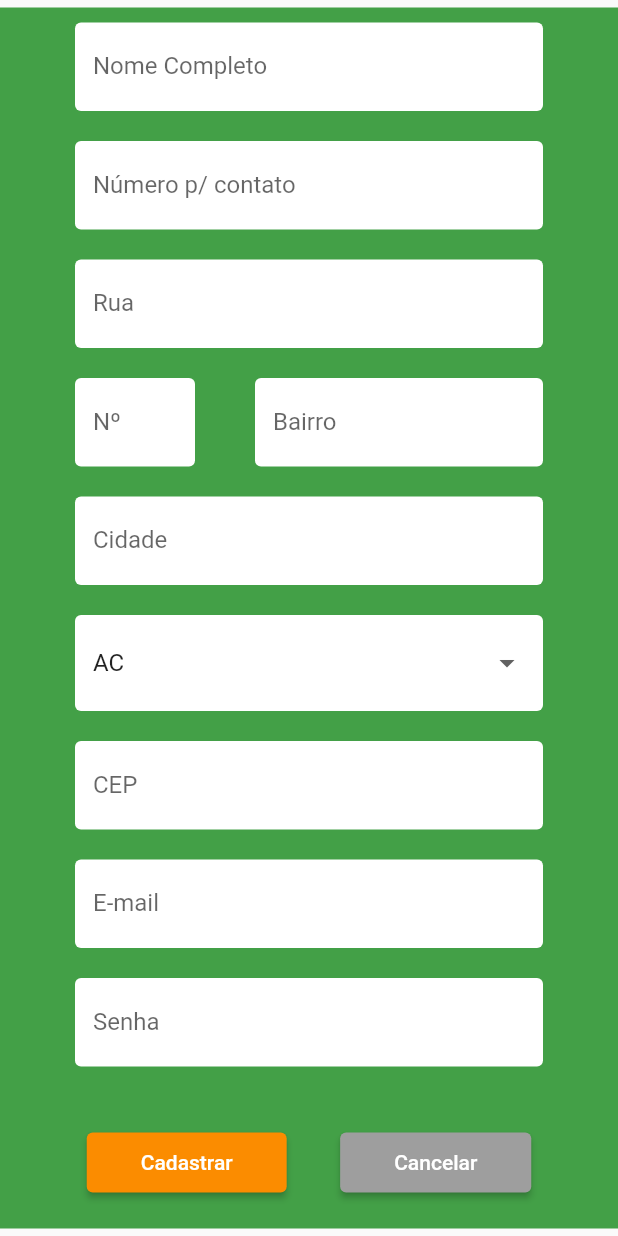
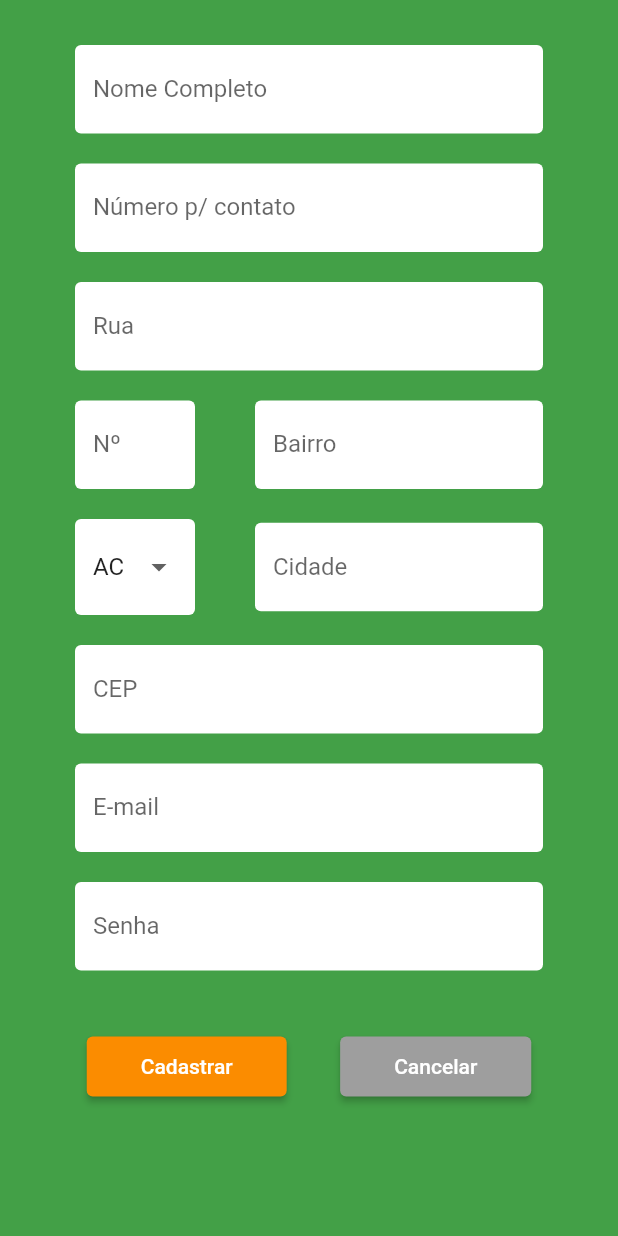
Before and after one commit to cadupereira21/SI700-Mobile, a Flutter app: the SignUpScreen screen opened directly, on a phone screen of 412 x 824 dp. Run offline on Flutter 3.47's test engine with Material 2 defaults, Android fonts, the phone set to English and light mode, and no system bars; our stand-ins replace dio, flutter_bloc, mask_text_input_formatter; missing offline and left inert: dart:ffi.

Commit message:
Added district and city in row and changed main container height and form padding top

```diff
--- a/app_seu_madeu_sucos/lib/View/Signup/SignupForm.dart
+++ b/app_seu_madeu_sucos/lib/View/Signup/SignupForm.dart
@@ -31,11 +31,12 @@ class _SignupFormState extends State<SignupForm> {
   Widget build(BuildContext context) {
     return SingleChildScrollView(
       child: Container(
+        height: MediaQuery.of(context).size.height,
         color: Colors.green.shade600,
         child: Form(
           key: _formKey,
           child: Container(
-            margin: const EdgeInsets.fromLTRB(40, 0, 40, 0),
+            margin: const EdgeInsets.fromLTRB(40, 20, 40, 0),
             child: Column(
               children: [
                 formTextField(
@@ -124,7 +125,16 @@ class _SignupFormState extends State<SignupForm> {
                     ),
                   ],
                 ),
-                formTextField(
+                Row(
+                  mainAxisAlignment: MainAxisAlignment.spaceBetween,
+                  children: [
+                    SizedBox(
+                      width: 100,
+                      child: dropdownButton(),
+                    ),
+                    SizedBox(
+                      width: MediaQuery.of(context).size.width - 200,
+                      child: formTextField(
                         text: SignupFormFieldName.CITY,
                         validator: (value) {
                           if (value == null || value.isEmpty) {
@@ -135,7 +145,9 @@ class _SignupFormState extends State<SignupForm> {
                           client.address = "${client.address}, $value";
                         },
                       ),
-                dropdownButton(),
+                    ),
+                  ],
+                ),
                 formTextField(
                   text: SignupFormFieldName.ZIPCODE,
                   mask: TextFormFieldFormat.ZIPCODE,
```
Lines whose indentation alone changed are shown as unchanged.
